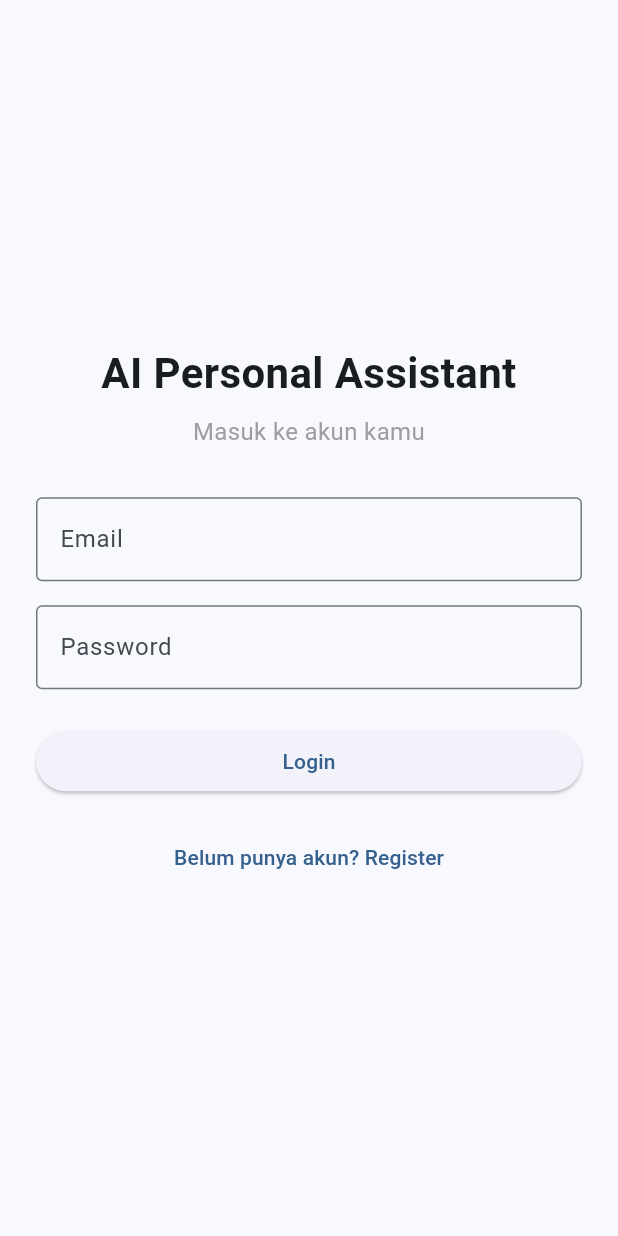
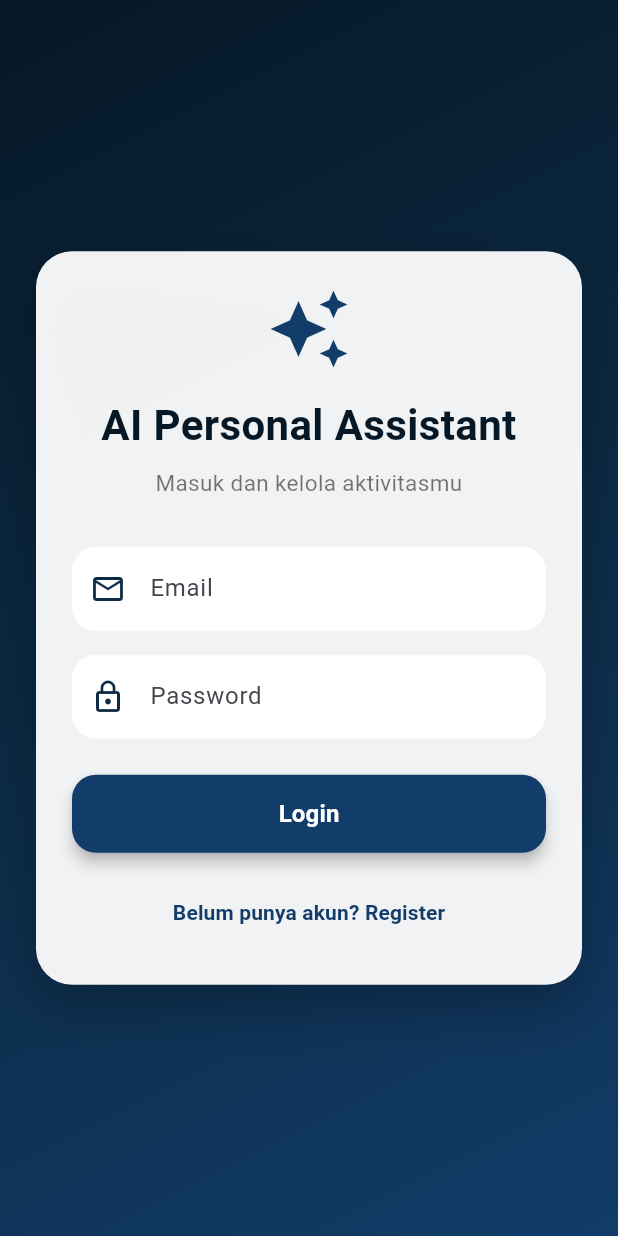
Before and after one commit to Andifadly12/ai_personal_assistant_mobile, a Flutter app: the screen it shows after launch, on a phone screen of 412 x 824 dp. Run offline on Flutter 3.47's test engine with Material 3 defaults, Android fonts, the phone set to English and light mode, and no system bars; our stand-ins replace dio, flutter_bloc, shared_preferences.

Commit message:
login pages

```diff
--- a/lib/features/auth/presentation/pages/login_page.dart
+++ b/lib/features/auth/presentation/pages/login_page.dart
@@ -3,6 +3,7 @@ import 'package:flutter_bloc/flutter_bloc.dart';
 
 import '../cubit/auth_cubit.dart';
 import '../cubit/auth_state.dart';
+import 'register_page.dart';
 
 class LoginPage extends StatefulWidget {
   const LoginPage({super.key});
@@ -11,21 +12,74 @@ class LoginPage extends StatefulWidget {
   State<LoginPage> createState() => _LoginPageState();
 }
 
-class _LoginPageState extends State<LoginPage> {
+class _LoginPageState extends State<LoginPage>
+    with SingleTickerProviderStateMixin {
   final emailController = TextEditingController();
   final passwordController = TextEditingController();
+
+  late AnimationController animationController;
+  late Animation<double> fadeAnimation;
+  late Animation<Offset> slideAnimation;
+
+  @override
+  void initState() {
+    super.initState();
+
+    animationController = AnimationController(
+      vsync: this,
+      duration: const Duration(milliseconds: 800),
+    );
+
+    fadeAnimation = CurvedAnimation(
+      parent: animationController,
+      curve: Curves.easeIn,
+    );
+
+    slideAnimation = Tween<Offset>(
+      begin: const Offset(0, 0.2),
+      end: Offset.zero,
+    ).animate(
+      CurvedAnimation(
+        parent: animationController,
+        curve: Curves.easeOutCubic,
+      ),
+    );
+
+    animationController.forward();
+  }
 
   @override
   void dispose() {
     emailController.dispose();
     passwordController.dispose();
+    animationController.dispose();
     super.dispose();
   }
 
   void _login() {
     context.read<AuthCubit>().login(
           email: emailController.text.trim(),
-      password: passwordController.text,
+          password: passwordController.text.trim(),
+        );
+  }
+
+  InputDecoration _inputDecoration(String label, IconData icon) {
+    return InputDecoration(
+      labelText: label,
+      prefixIcon: Icon(icon, color: const Color(0xFF0F2A44)),
+      filled: true,
+      fillColor: Colors.white,
+      border: OutlineInputBorder(
+        borderRadius: BorderRadius.circular(16),
+        borderSide: BorderSide.none,
+      ),
+      focusedBorder: OutlineInputBorder(
+        borderRadius: BorderRadius.circular(16),
+        borderSide: const BorderSide(
+          color: Color(0xFF123C69),
+          width: 1.5,
+        ),
+      ),
     );
   }
 
@@ -35,88 +89,155 @@ class _LoginPageState extends State<LoginPage> {
       body: BlocConsumer<AuthCubit, AuthState>(
         listener: (context, state) {
           if (state is AuthSuccess) {
-            ScaffoldMessenger.of(context)
-                .showSnackBar(const SnackBar(content: Text('Login berhasil')));
-
-            // Nanti kita arahkan ke HomePage
+            ScaffoldMessenger.of(context).showSnackBar(
+              const SnackBar(
+                content: Text('Login berhasil'),
+              ),
+            );
           }
 
           if (state is AuthFailure) {
-            ScaffoldMessenger.of(context)
-                .showSnackBar(SnackBar(content: Text(state.message)));
+            ScaffoldMessenger.of(context).showSnackBar(
+              SnackBar(content: Text(state.message)),
+            );
           }
         },
         builder: (context, state) {
           final isLoading = state is AuthLoading;
 
-          return SafeArea(
-            child: Padding(
-              padding: const EdgeInsets.all(24),
+          return Container(
+            width: double.infinity,
+            height: double.infinity,
+            decoration: const BoxDecoration(
+              gradient: LinearGradient(
+                colors: [
+                  Color(0xFF061826),
+                  Color(0xFF0B2A44),
+                  Color(0xFF123C69),
+                ],
+                begin: Alignment.topLeft,
+                end: Alignment.bottomRight,
+              ),
+            ),
+            child: SafeArea(
               child: Center(
                 child: SingleChildScrollView(
+                  padding: const EdgeInsets.all(24),
+                  child: FadeTransition(
+                    opacity: fadeAnimation,
+                    child: SlideTransition(
+                      position: slideAnimation,
+                      child: Container(
+                        padding: const EdgeInsets.all(24),
+                        decoration: BoxDecoration(
+                          color: Colors.white.withOpacity(0.94),
+                          borderRadius: BorderRadius.circular(24),
+                          boxShadow: [
+                            BoxShadow(
+                              color: Colors.black.withOpacity(0.25),
+                              blurRadius: 30,
+                              offset: const Offset(0, 16),
+                            ),
+                          ],
+                        ),
                         child: Column(
                           crossAxisAlignment: CrossAxisAlignment.stretch,
                           children: [
+                            const Icon(
+                              Icons.auto_awesome,
+                              size: 56,
+                              color: Color(0xFF123C69),
+                            ),
+                            const SizedBox(height: 16),
                             const Text(
                               'AI Personal Assistant',
                               textAlign: TextAlign.center,
                               style: TextStyle(
                                 fontSize: 28,
                                 fontWeight: FontWeight.bold,
+                                color: Color(0xFF061826),
                               ),
                             ),
                             const SizedBox(height: 8),
                             const Text(
-                        'Masuk ke akun kamu',
+                              'Masuk dan kelola aktivitasmu',
                               textAlign: TextAlign.center,
-                        style: TextStyle(fontSize: 16, color: Colors.grey),
+                              style: TextStyle(
+                                fontSize: 15,
+                                color: Colors.black54,
+                              ),
                             ),
                             const SizedBox(height: 32),
-
                             TextField(
                               controller: emailController,
                               keyboardType: TextInputType.emailAddress,
-                        decoration: const InputDecoration(
-                          labelText: 'Email',
-                          border: OutlineInputBorder(),
+                              decoration: _inputDecoration(
+                                'Email',
+                                Icons.email_outlined,
                               ),
                             ),
-
                             const SizedBox(height: 16),
-
                             TextField(
                               controller: passwordController,
                               obscureText: true,
-                        decoration: const InputDecoration(
-                          labelText: 'Password',
-                          border: OutlineInputBorder(),
+                              decoration: _inputDecoration(
+                                'Password',
+                                Icons.lock_outline,
                               ),
                             ),
-
                             const SizedBox(height: 24),
-
-                      ElevatedButton(
+                            SizedBox(
+                              height: 52,
+                              child: ElevatedButton(
                                 onPressed: isLoading ? null : _login,
+                                style: ElevatedButton.styleFrom(
+                                  backgroundColor: const Color(0xFF123C69),
+                                  foregroundColor: Colors.white,
+                                  shape: RoundedRectangleBorder(
+                                    borderRadius: BorderRadius.circular(16),
+                                  ),
+                                  elevation: 4,
+                                ),
                                 child: isLoading
                                     ? const SizedBox(
-                                height: 20,
-                                width: 20,
+                                        height: 22,
+                                        width: 22,
                                         child: CircularProgressIndicator(
                                           strokeWidth: 2,
+                                          color: Colors.white,
                                         ),
                                       )
-                            : const Text('Login'),
+                                    : const Text(
+                                        'Login',
+                                        style: TextStyle(
+                                          fontSize: 16,
+                                          fontWeight: FontWeight.bold,
                                         ),
-
+                                      ),
+                              ),
+                            ),
                             const SizedBox(height: 16),
-
                             TextButton(
                               onPressed: () {
-                          // Nanti kita arahkan ke RegisterPage
+                                Navigator.push(
+                                  context,
+                                  MaterialPageRoute(
+                                    builder: (_) => const RegisterPage(),
+                                  ),
+                                );
                               },
-                        child: const Text('Belum punya akun? Register'),
+                              child: const Text(
+                                'Belum punya akun? Register',
+                                style: TextStyle(
+                                  color: Color(0xFF123C69),
+                                  fontWeight: FontWeight.w600,
+                                ),
+                              ),
                             ),
                           ],
+                        ),
+                      ),
+                    ),
                   ),
                 ),
               ),
```
Lines whose indentation alone changed are shown as unchanged.
